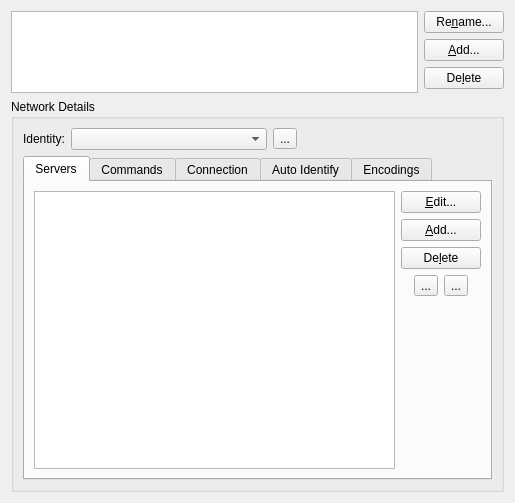
Old version of the form src/qtui/settingspages/networkssettingspage.ui in the repository quassel/quassel.
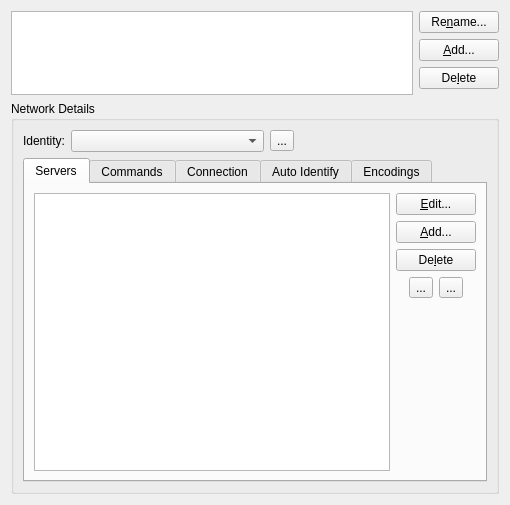
New version of the form. The open tabs and pages were chosen to show the change. Icons and pictures are not drawn.

Commit message: Name labels a bit nicer

Patch:
```diff
--- a/src/qtui/settingspages/networkssettingspage.ui
+++ b/src/qtui/settingspages/networkssettingspage.ui
@@ -6,8 +6,8 @@
    <rect>
     <x>0</x>
     <y>0</y>
-    <width>515</width>
-    <height>503</height>
+    <width>510</width>
+    <height>505</height>
    </rect>
   </property>
   <property name="windowTitle">
```
Left out of the diff: 8 changed lines with no effect on the pictures. The commit also changes 1 other file.
